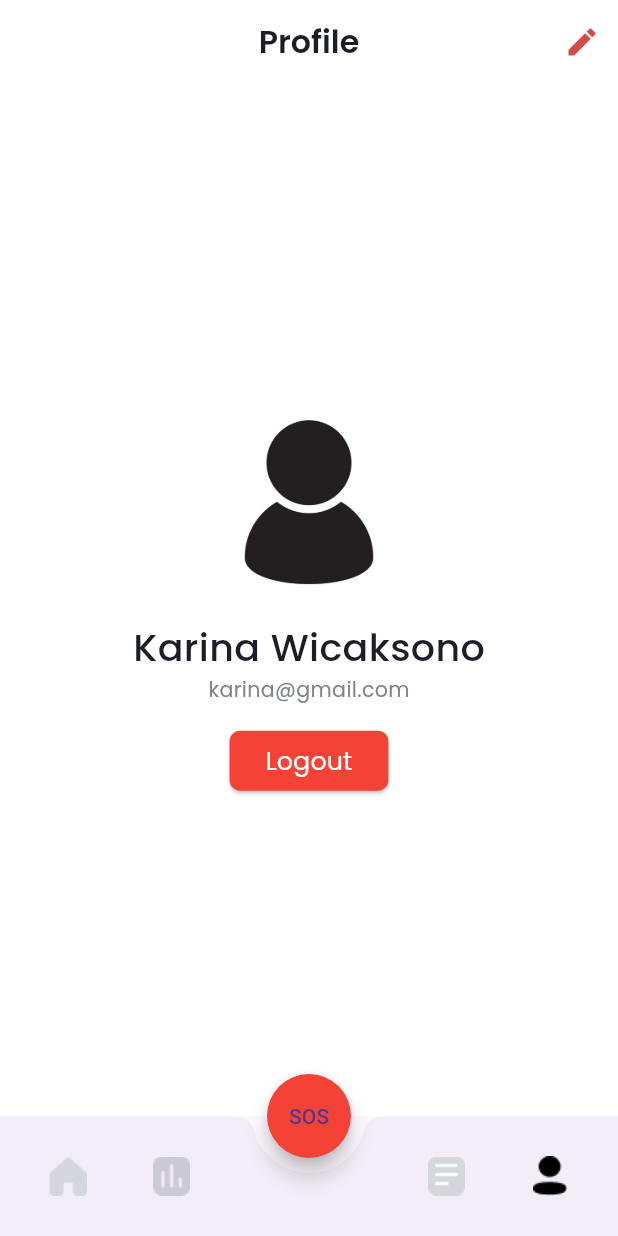
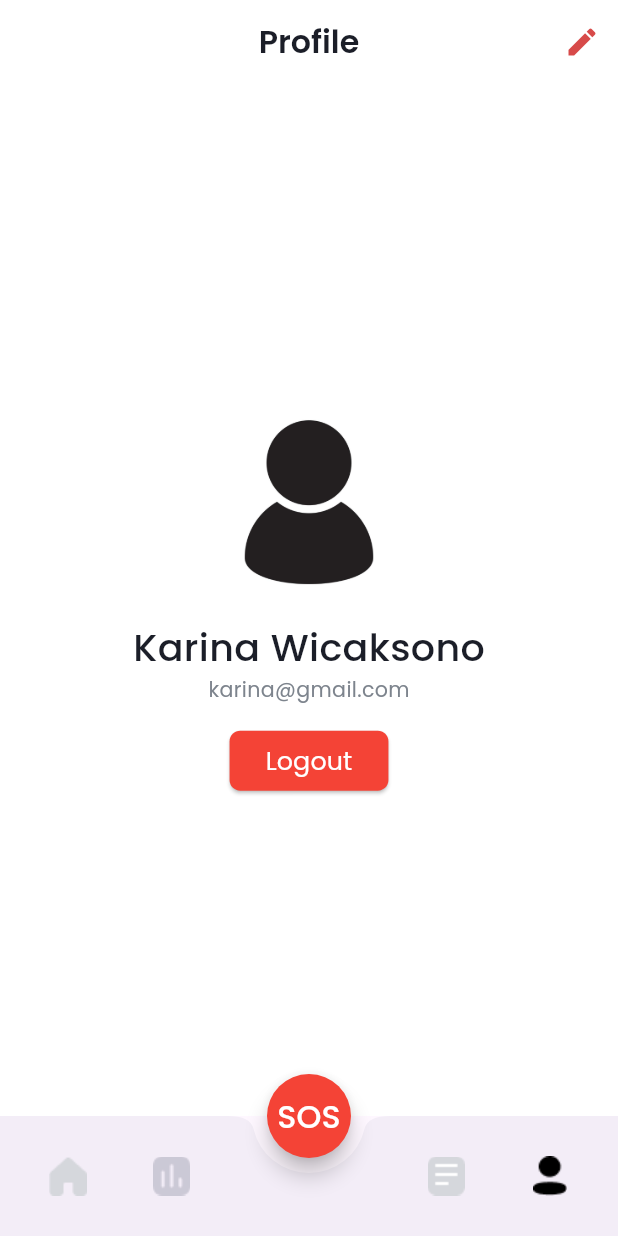
Before and after one commit to favjiw/amanin, a Flutter app: the screen it shows after launch, item 4 of the bottom bar chosen, after a tap on "SOS", on a phone screen of 412 x 824 dp. Run offline on Flutter 3.47's test engine with Material 3 defaults, Android fonts, the light colour scheme and no system bars; our stand-ins replace flutter_map, flutter_screenutil, google_fonts, hexcolor, latlong2, location.

Commit message:
Make SOS button functional

```diff
--- a/lib/profile/ProfileScreen.dart
+++ b/lib/profile/ProfileScreen.dart
@@ -19,6 +19,7 @@ class _ProfileScreenState extends State<ProfileScreen> {
       appBar: AppBar(
         backgroundColor: Colors.white,
         centerTitle: true,
+        automaticallyImplyLeading: false,
         title: Text(
           'Profile',
           style: appBar,
--- a/lib/shared/Botnavbar.dart
+++ b/lib/shared/Botnavbar.dart
@@ -3,8 +3,10 @@ import 'package:flutter_screenutil/flutter_screenutil.dart';
 import 'package:mobile_flutter3/history/HistoryScreen.dart';
 import 'package:mobile_flutter3/home/HomeScreen.dart';
 import 'package:mobile_flutter3/profile/ProfileScreen.dart';
-import 'package:mobile_flutter3/splash/splash_screen.dart';
+import 'package:mobile_flutter3/shared/style.dart';
 import 'package:mobile_flutter3/stats/StatScreen.dart';
+import 'package:url_launcher/url_launcher.dart';
+import 'package:url_launcher/url_launcher_string.dart';
 
 class Botnavbar extends StatefulWidget {
   const Botnavbar({super.key});
@@ -14,6 +16,7 @@ class Botnavbar extends StatefulWidget {
 }
 
 class _BotnavbarState extends State<Botnavbar> {
+  final String _number = "082117778131";
   int currentIndex = 0;
   final PageStorageBucket bucket = PageStorageBucket();
   Widget currentScreen = Homescreen();
@@ -28,14 +31,9 @@ class _BotnavbarState extends State<Botnavbar> {
       floatingActionButton: FloatingActionButton(
         backgroundColor: Colors.red,
         shape: const CircleBorder(),
-        child: Text('SOS'),
-        // child: Image.asset(
-        //   'assets/home-ic.png',
-        //   width: 40.w,
-        //   height: 40.h,
-        // ),
+        child: Text('SOS', style: sos,),
         onPressed: () {
-          // Navigator.pushNamed(context, '/complaint');
+          launchUrlString("tel://911");
         },
       ),
       floatingActionButtonLocation: FloatingActionButtonLocation.centerDocked,
--- a/lib/shared/style.dart
+++ b/lib/shared/style.dart
@@ -112,3 +112,9 @@ TextStyle detailStatus = GoogleFonts.poppins(
   fontWeight: FontWeight.w500,
   fontSize: 14.sp,
 );
+
+TextStyle sos = GoogleFonts.poppins(
+  color: HexColor('#FFFFFF'),
+  fontWeight: FontWeight.w500,
+  fontSize: 20.sp,
+);
--- a/pubspec.yaml
+++ b/pubspec.yaml
@@ -41,6 +41,7 @@ dependencies:
   flutter_map: ^7.0.2
   location: ^7.0.1
   latlong2: ^0.9.1
+  url_launcher: ^6.3.1
 
 dev_dependencies:
   flutter_test:
```
Also changed, not shown: pubspec.lock, 7 other files.
